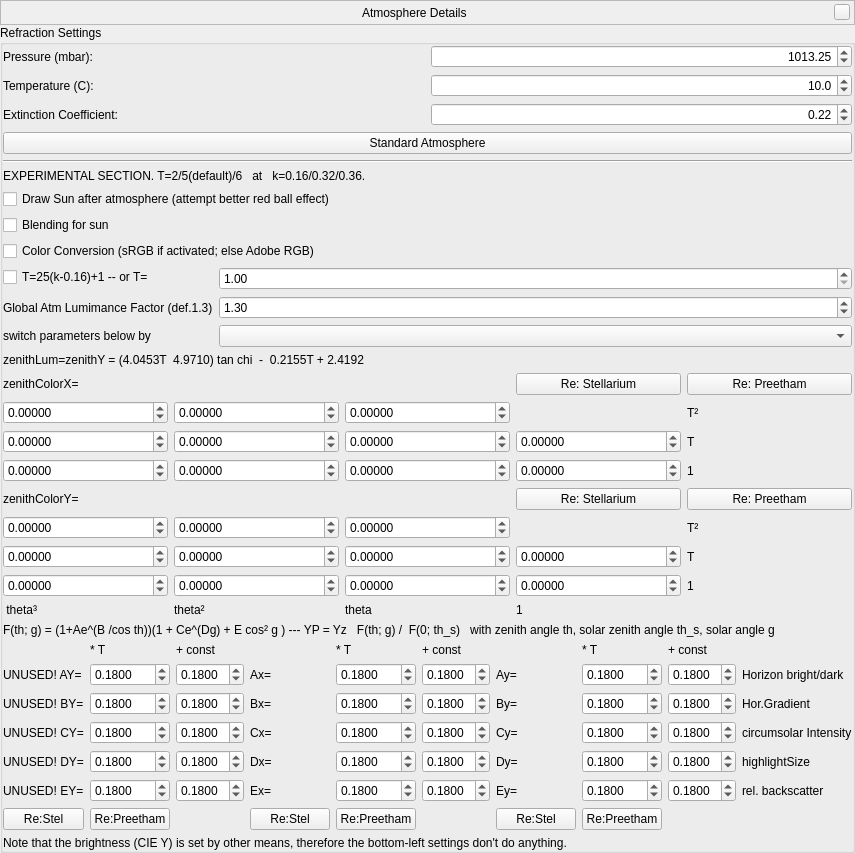
The window that src/gui/atmosphereDialog.ui (Stellarium/stellarium) describes before a commit, drawn with Qt 5.
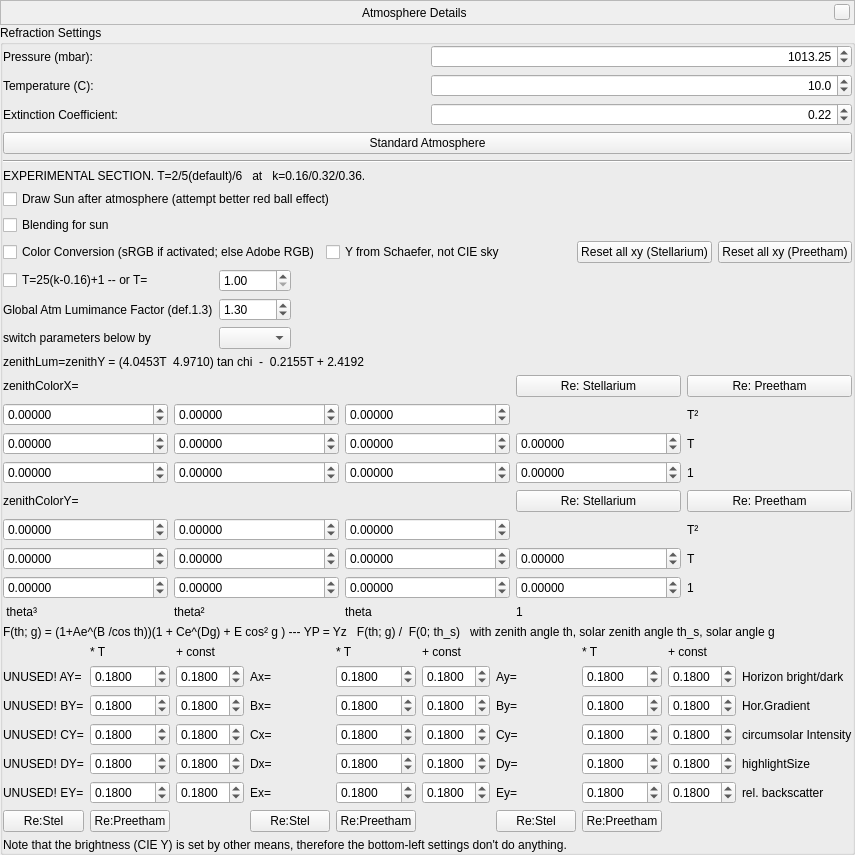
The same window after the commit. Custom widgets are drawn as their Qt base class.

Commit message: Allow switching between Preetham and Schaefer for sky brightness (CIE Y channel)

```diff
--- a/src/gui/atmosphereDialog.ui
+++ b/src/gui/atmosphereDialog.ui
@@ -7,7 +7,7 @@
     <x>0</x>
     <y>0</y>
     <width>796</width>
-    <height>781</height>
+    <height>816</height>
    </rect>
   </property>
   <layout class="QVBoxLayout" name="verticalLayout">
@@ -283,25 +283,61 @@
           </property>
          </widget>
         </item>
+        <item>
+         <widget class="QCheckBox" name="checkBox_Schaefer">
+          <property name="toolTip">
+           <string>Schaefer's skylight model is better than the result from the CIE skylight distribution.</string>
+          </property>
+          <property name="text">
+           <string>Y from Schaefer, not CIE sky</string>
+          </property>
+         </widget>
+        </item>
+        <item>
+         <spacer name="horizontalSpacer">
+          <property name="orientation">
+           <enum>Qt::Horizontal</enum>
+          </property>
+          <property name="sizeHint" stdset="0">
+           <size>
+            <width>40</width>
+            <height>20</height>
+           </size>
+          </property>
+         </spacer>
+        </item>
+        <item>
+         <widget class="QPushButton" name="resetStellPushButton">
+          <property name="toolTip">
+           <string>Reset all ABCDE values for zenith and distribution to those in Stellarium's original implementation paper</string>
+          </property>
+          <property name="text">
+           <string>Reset all xy (Stellarium)</string>
+          </property>
+         </widget>
+        </item>
+        <item>
+         <widget class="QPushButton" name="resetPreetPushButton">
+          <property name="toolTip">
+           <string>Reset all ABCDE values for zenith and distribution to those in Preetham's 1999 paper</string>
+          </property>
+          <property name="text">
+           <string>Reset all xy (Preetham)</string>
+          </property>
+         </widget>
+        </item>
        </layout>
       </item>
       <item>
-       <layout class="QFormLayout" name="formLayout">
-        <item row="3" column="0">
+       <layout class="QGridLayout" name="gridLayout_2">
+        <item row="2" column="0">
          <widget class="QLabel" name="label_23">
           <property name="text">
            <string>switch parameters below by </string>
           </property>
          </widget>
         </item>
-        <item row="3" column="1">
-         <widget class="QComboBox" name="comboBox_skylightDecimals">
-          <property name="currentText">
-           <string/>
-          </property>
-         </widget>
-        </item>
-        <item row="2" column="1">
+        <item row="1" column="1">
          <widget class="QDoubleSpinBox" name="doubleSpinBox_globalBrightness">
           <property name="maximum">
            <double>2.500000000000000</double>
@@ -314,29 +350,49 @@
           </property>
          </widget>
         </item>
-        <item row="2" column="0">
+        <item row="2" column="1">
+         <widget class="QComboBox" name="comboBox_skylightDecimals">
+          <property name="currentText">
+           <string/>
+          </property>
+         </widget>
+        </item>
+        <item row="0" column="1">
+         <widget class="QDoubleSpinBox" name="doubleSpinBox_T">
+          <property name="minimum">
+           <double>1.000000000000000</double>
+          </property>
+          <property name="singleStep">
+           <double>0.100000000000000</double>
+          </property>
+         </widget>
+        </item>
+        <item row="1" column="0">
          <widget class="QLabel" name="label_33">
           <property name="text">
            <string>Global Atm Lumimance Factor (def.1.3)</string>
           </property>
          </widget>
         </item>
-        <item row="1" column="0">
+        <item row="0" column="0">
          <widget class="QCheckBox" name="checkBox_TfromK">
           <property name="text">
            <string>T=25(k-0.16)+1 -- or T=</string>
           </property>
          </widget>
         </item>
-        <item row="1" column="1">
-         <widget class="QDoubleSpinBox" name="doubleSpinBox_T">
-          <property name="minimum">
-           <double>1.000000000000000</double>
+        <item row="1" column="2">
+         <spacer name="horizontalSpacer_2">
+          <property name="orientation">
+           <enum>Qt::Horizontal</enum>
           </property>
-          <property name="singleStep">
-           <double>0.100000000000000</double>
+          <property name="sizeHint" stdset="0">
+           <size>
+            <width>40</width>
+            <height>20</height>
+           </size>
           </property>
-         </widget>
+         </spacer>
         </item>
        </layout>
       </item>
```
Left out of the diff: 5 changed lines with no effect on the pictures. The commit also changes 5 other files.
